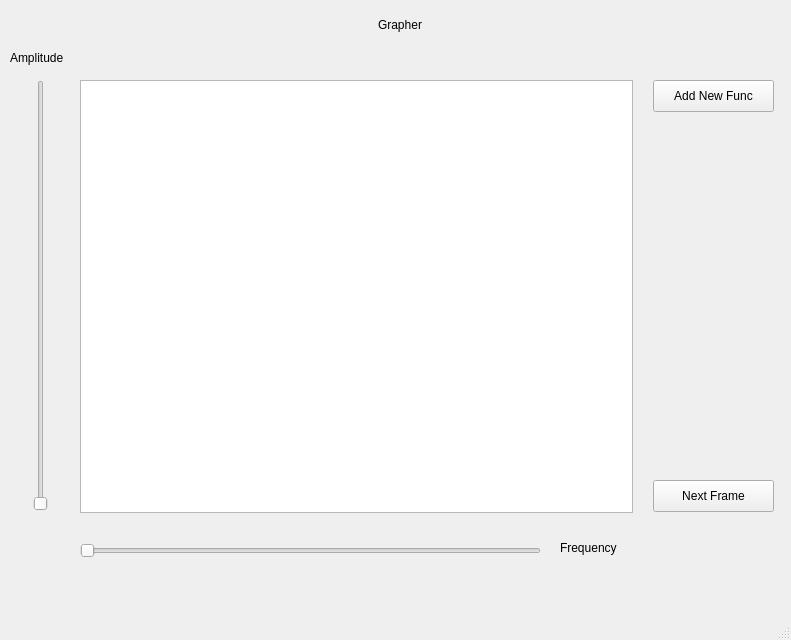
This is UI/Grapher.ui in vkozyrev/Grapher as Qt 5 draws it before an edit. The edited form follows.
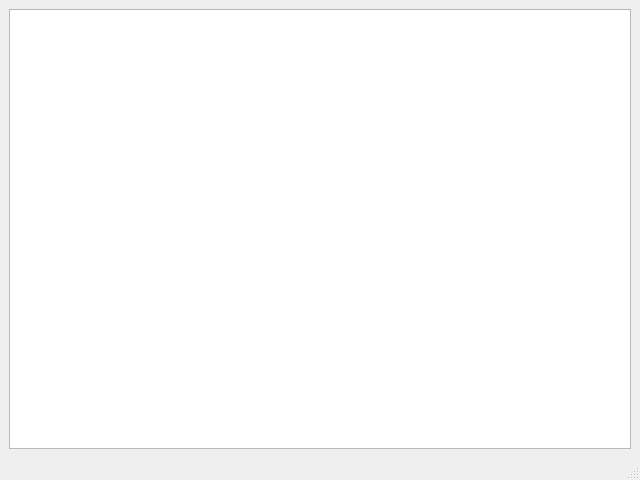
This is the edited form.

Commit message: fixed main view

Diff of the .ui file:
```diff
--- a/UI/Grapher.ui
+++ b/UI/Grapher.ui
@@ -6,118 +6,23 @@
    <rect>
     <x>0</x>
     <y>0</y>
-    <width>791</width>
-    <height>640</height>
+    <width>640</width>
+    <height>480</height>
    </rect>
   </property>
   <property name="windowTitle">
    <string>MainWindow</string>
   </property>
   <widget class="QWidget" name="centralwidget">
-   <widget class="QLabel" name="ProgramName">
-    <property name="geometry">
-     <rect>
-      <x>340</x>
-      <y>10</y>
-      <width>120</width>
-      <height>30</height>
-     </rect>
-    </property>
-    <property name="text">
-     <string>Grapher</string>
-    </property>
-    <property name="alignment">
-     <set>Qt::AlignCenter</set>
-    </property>
-   </widget>
-   <widget class="QGraphicsView" name="grapherView">
-    <property name="geometry">
-     <rect>
-      <x>80</x>
-      <y>80</y>
-      <width>553</width>
-      <height>433</height>
-     </rect>
-    </property>
-   </widget>
-   <widget class="QSlider" name="ampSlider">
-    <property name="geometry">
-     <rect>
-      <x>30</x>
-      <y>80</y>
-      <width>22</width>
-      <height>431</height>
-     </rect>
-    </property>
-    <property name="orientation">
-     <enum>Qt::Vertical</enum>
-    </property>
-   </widget>
-   <widget class="QSlider" name="freqSlider">
-    <property name="geometry">
-     <rect>
-      <x>80</x>
-      <y>540</y>
-      <width>461</width>
-      <height>22</height>
-     </rect>
-    </property>
-    <property name="orientation">
-     <enum>Qt::Horizontal</enum>
-    </property>
-   </widget>
-   <widget class="QLabel" name="amplitude_label">
-    <property name="geometry">
-     <rect>
-      <x>10</x>
-      <y>50</y>
-      <width>71</width>
-      <height>16</height>
-     </rect>
-    </property>
-    <property name="text">
-     <string>Amplitude</string>
-    </property>
-   </widget>
-   <widget class="QLabel" name="label">
-    <property name="geometry">
-     <rect>
-      <x>560</x>
-      <y>540</y>
-      <width>71</width>
-      <height>16</height>
-     </rect>
-    </property>
-    <property name="text">
-     <string>Frequency</string>
-    </property>
-   </widget>
-   <widget class="QPushButton" name="addNewFunctionButton">
-    <property name="geometry">
-     <rect>
-      <x>653</x>
-      <y>80</y>
-      <width>121</width>
-      <height>32</height>
-     </rect>
-    </property>
-    <property name="text">
-     <string>Add New Func</string>
-    </property>
-   </widget>
-   <widget class="QPushButton" name="nextFrameButton">
-    <property name="geometry">
-     <rect>
-      <x>653</x>
-      <y>480</y>
-      <width>121</width>
-      <height>32</height>
-     </rect>
-    </property>
-    <property name="text">
-     <string>Next Frame</string>
-    </property>
-   </widget>
+   <layout class="QGridLayout" name="gridLayout">
+    <item row="0" column="0">
+     <widget class="QGraphicsView" name="grapherView">
+      <property name="enabled">
+       <bool>true</bool>
+      </property>
+     </widget>
+    </item>
+   </layout>
   </widget>
   <widget class="QMenuBar" name="menubar">
    <property name="geometry">
```
Left out of the diff: 2 changed lines with no effect on the pictures. The commit also changes 1 other file.
